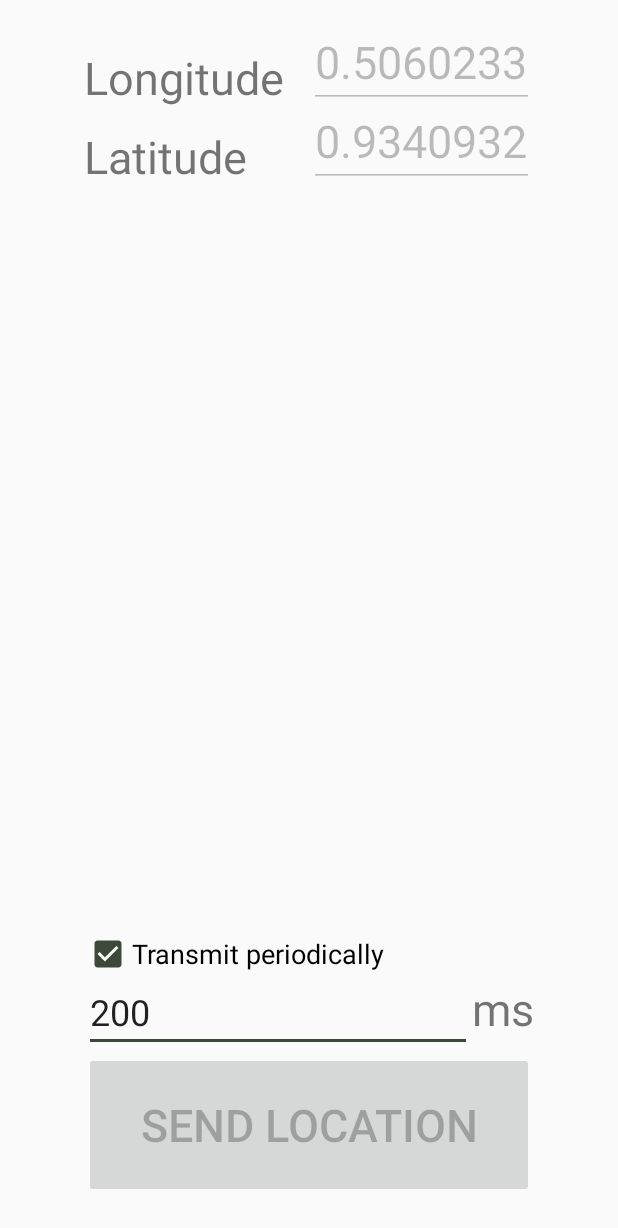
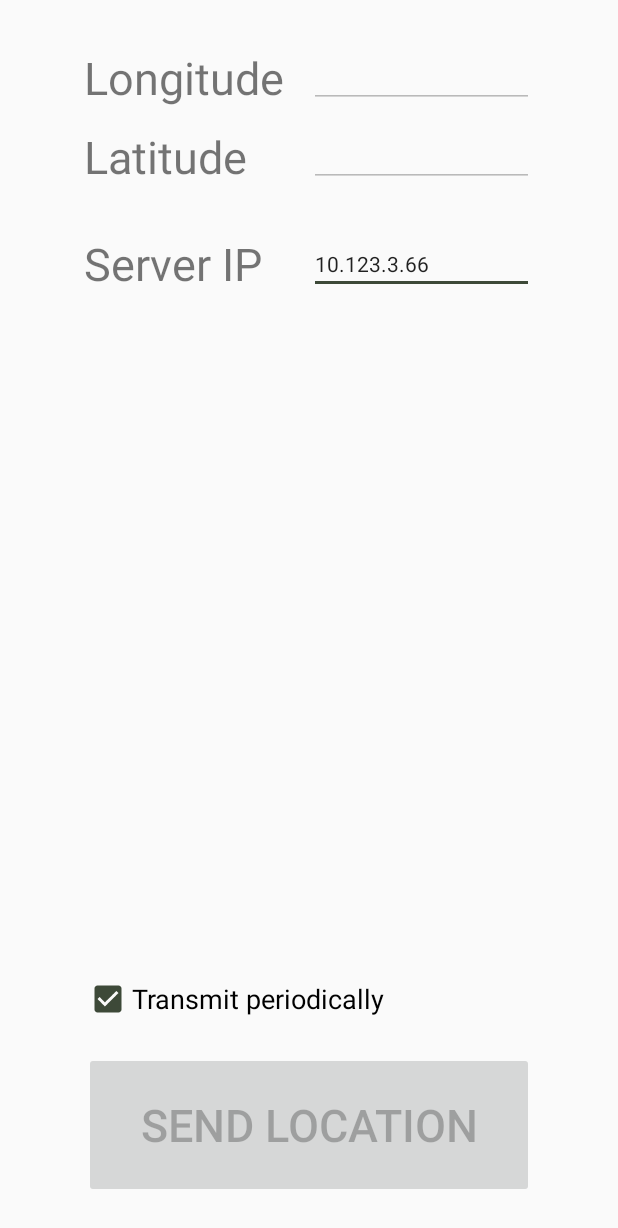
Before and after one commit to Mmmarton/DCSp, an Android app: the screen it shows after launch (MainActivity), after a tap on "Transmit periodically", on a phone screen of 412 x 824 dp. Shown: the top 1228 px of the screen. Run offline under Robolectric (Android 15) with nearby library versions, the phone set to English and light mode, and no system bars; 2 statements that could not run were skipped; 1 other tap on this screen came first.

Commit message:
iplemented mobile interface

```diff
--- a/app/app/src/main/AndroidManifest.xml
+++ b/app/app/src/main/AndroidManifest.xml
@@ -1,6 +1,10 @@
 <?xml version="1.0" encoding="utf-8"?>
 <manifest xmlns:android="http://schemas.android.com/apk/res/android"
     package="dcsp.utclus.edu.locationapp">
+
+    <uses-permission android:name="android.permission.ACCESS_FINE_LOCATION" />
+    <uses-permission android:name="android.permission.ACCESS_COARSE_LOCATION" />
+    <uses-permission android:name="android.permission.INTERNET" />
 
     <application
         android:allowBackup="true"
--- a/app/app/src/main/java/dcsp/utclus/edu/locationapp/MainActivity.java
+++ b/app/app/src/main/java/dcsp/utclus/edu/locationapp/MainActivity.java
@@ -1,23 +1,107 @@
 package dcsp.utclus.edu.locationapp;
 
+import android.annotation.SuppressLint;
+import android.content.Context;
+import android.location.Location;
+import android.location.LocationListener;
+import android.location.LocationManager;
+import android.os.AsyncTask;
 import android.os.Bundle;
 import android.os.Handler;
+import android.provider.Settings;
 import android.support.v7.app.AppCompatActivity;
+import android.util.Log;
 import android.view.View;
 import android.widget.Button;
 import android.widget.CheckBox;
 import android.widget.EditText;
 
-public class MainActivity extends AppCompatActivity {
+import org.json.JSONException;
+import org.json.JSONObject;
+
+import java.io.BufferedReader;
+import java.io.IOException;
+import java.io.InputStream;
+import java.io.InputStreamReader;
+import java.net.HttpURLConnection;
+import java.net.MalformedURLException;
+import java.net.URL;
+
+public class MainActivity extends AppCompatActivity implements LocationListener {
 
     private boolean autoSend;
     private Thread updateThread;
-    private int updateDelay;
+    private Location location;
+    private String device_id;
+    private String serverIP;
 
     @Override
     protected void onCreate(Bundle savedInstanceState) {
         super.onCreate(savedInstanceState);
         setContentView(R.layout.activity_main);
+        setupLocationService();
+        device_id = Settings.Secure.getString(this.getBaseContext().getContentResolver(), Settings.Secure.ANDROID_ID);
+        Log.i("deviceId", device_id);
+    }
+
+    @SuppressLint("MissingPermission")
+    private void setupLocationService() {
+        LocationManager locationManager = (LocationManager) getSystemService(Context.LOCATION_SERVICE);
+        locationManager.requestLocationUpdates(LocationManager.GPS_PROVIDER, 0, 1, this);
+        locationManager.requestLocationUpdates(LocationManager.NETWORK_PROVIDER, 0, 1, this);
+    }
+
+    private void callApi() {
+        EditText editIP = findViewById(R.id.ipText);
+        serverIP = editIP.getText().toString();
+        AsyncTask.execute(new Runnable() {
+            @Override
+            public void run() {
+                URL url = null;
+                try {
+                    url = new URL("http://" + serverIP + ":8080/api/points/deviceIds");
+                } catch (MalformedURLException e) {
+                    e.printStackTrace();
+                }
+                if (url != null) {
+                    HttpURLConnection connection = null;
+                    try {
+                        connection = (HttpURLConnection) url.openConnection();
+                    } catch (IOException e) {
+                        e.printStackTrace();
+                    } catch (Exception e) {
+                        e.printStackTrace();
+                    }
+                    Log.e("e", connection.toString());
+                    try {
+                        Log.i("status", "status: " + connection.getResponseCode());
+                        if (connection.getResponseCode() == 200) {
+                            InputStream responseBody = connection.getInputStream();
+                            BufferedReader reader =
+                                    new BufferedReader(new InputStreamReader(responseBody, "UTF-8"));
+                            Log.i("response", reader.readLine());
+                        } else {
+                            Log.e("error", "Response error");
+                        }
+                    } catch (IOException e) {
+                        e.printStackTrace();
+                    }
+                }
+            }
+        });
+    }
+
+    private void postToServer() {
+        JSONObject postData = new JSONObject();
+        try {
+            postData.put("x", location.getLongitude());
+            postData.put("y", location.getLatitude());
+            postData.put("deviceId", device_id);
+
+            new ServerApi().execute("http://" + serverIP + ":8080/api/points", postData.toString());
+        } catch (JSONException e) {
+            e.printStackTrace();
+        }
     }
 
     @Override
@@ -29,10 +113,8 @@ public class MainActivity extends AppCompatActivity {
     }
 
     public void onCheckboxClicked(View view) {
-        EditText editText = findViewById(R.id.editText2);
         Button button = findViewById(R.id.button);
         autoSend = ((CheckBox) view).isChecked();
-        editText.setEnabled(autoSend);
         button.setEnabled(!autoSend);
         if (autoSend) {
             activateUpdateThread();
@@ -44,10 +126,11 @@ public class MainActivity extends AppCompatActivity {
     }
 
     private void sendCoordinates() {
+        callApi();
         EditText editLongitude = findViewById(R.id.editLongitude);
         EditText editLatitude = findViewById(R.id.editLatitude);
-        editLongitude.setText(String.valueOf(Math.random()));
-        editLatitude.setText(String.valueOf(Math.random()));
+        editLongitude.setText(String.valueOf(location.getLongitude()));
+        editLatitude.setText(String.valueOf(location.getLatitude()));
     }
 
     private void activateUpdateThread() {
@@ -63,12 +146,11 @@ public class MainActivity extends AppCompatActivity {
                         @Override
                         public void run() {
                             sendCoordinates();
-                            updateDelay = Integer.valueOf(((EditText) findViewById(R.id.editText2)).getText().toString());
                         }
                     });
 
                     try {
-                        Thread.sleep(updateDelay);
+                        Thread.sleep(5000);
                     } catch (InterruptedException e) {
                         e.printStackTrace();
                     }
@@ -77,4 +159,24 @@ public class MainActivity extends AppCompatActivity {
         });
         updateThread.start();
     }
+
+    @Override
+    public void onLocationChanged(Location location) {
+        Log.i("message", "l: " + location);
+        this.location = location;
+    }
+
+    @Override
+    public void onProviderDisabled(String provider) {
+        Log.i("message", "on");
+    }
+
+    @Override
+    public void onProviderEnabled(String provider) {
+        Log.i("message", "off");
+    }
+
+    @Override
+    public void onStatusChanged(String provider, int status, Bundle extras) {
+    }
 }
--- a/app/app/src/main/res/layout/activity_main.xml
+++ b/app/app/src/main/res/layout/activity_main.xml
@@ -23,44 +23,17 @@
         android:id="@+id/checkBox"
         android:layout_width="500dp"
         android:layout_height="32dp"
-        android:layout_above="@+id/textView"
-        android:layout_alignEnd="@+id/textView"
-        android:layout_alignLeft="@+id/editText2"
-        android:layout_alignRight="@+id/textView"
-        android:layout_alignStart="@+id/editText2"
+        android:layout_above="@+id/button"
+        android:layout_alignEnd="@+id/button"
+        android:layout_alignLeft="@+id/button"
+        android:layout_alignRight="@+id/button"
+        android:layout_alignStart="@+id/button"
+        android:layout_marginBottom="19dp"
         android:onClick="onCheckboxClicked"
         android:text="Transmit periodically"
         android:textSize="18sp"
         app:layout_constraintEnd_toEndOf="parent"
         app:layout_constraintStart_toStartOf="parent" />
-
-    <EditText
-        android:id="@+id/editText2"
-        android:layout_width="200dp"
-        android:layout_height="wrap_content"
-        android:layout_above="@+id/button"
-        android:layout_alignLeft="@+id/button"
-        android:layout_alignStart="@+id/button"
-        android:layout_toLeftOf="@+id/textView"
-        android:layout_toStartOf="@+id/textView"
-        android:editable="false"
-        android:ems="10"
-        android:enabled="false"
-        android:inputType="number"
-        android:maxLength="6"
-        android:text="200"
-        android:textSize="24sp" />
-
-    <TextView
-        android:id="@+id/textView"
-        android:layout_width="wrap_content"
-        android:layout_height="wrap_content"
-        android:layout_alignBaseline="@+id/editText2"
-        android:layout_alignBottom="@+id/editText2"
-        android:layout_alignEnd="@+id/button"
-        android:layout_alignRight="@+id/button"
-        android:text="ms"
-        android:textSize="30sp" />
 
     <TextView
         android:id="@+id/longitude"
@@ -109,4 +82,29 @@
         android:inputType="numberDecimal"
         android:maxLength="10"
         android:textSize="30sp" />
+
+    <EditText
+        android:id="@+id/ipText"
+        android:layout_width="wrap_content"
+        android:layout_height="wrap_content"
+        android:layout_alignEnd="@+id/editLatitude"
+        android:layout_alignLeft="@+id/editLatitude"
+        android:layout_alignRight="@+id/editLatitude"
+        android:layout_alignStart="@+id/editLatitude"
+        android:layout_below="@+id/latitude"
+        android:layout_marginTop="31dp"
+        android:ems="10"
+        android:inputType="textPersonName"
+        android:text="10.123.3.66"
+        android:textSize="14sp" />
+
+    <TextView
+        android:id="@+id/textView"
+        android:layout_width="wrap_content"
+        android:layout_height="wrap_content"
+        android:layout_alignBottom="@+id/ipText"
+        android:layout_alignLeft="@+id/latitude"
+        android:layout_alignStart="@+id/latitude"
+        android:text="Server IP"
+        android:textSize="30sp" />
 </RelativeLayout>
```
Also changed, not shown: app/app/src/main/java/dcsp/utclus/edu/locationapp/ServerApi.java (added, +57 -0 lines).
